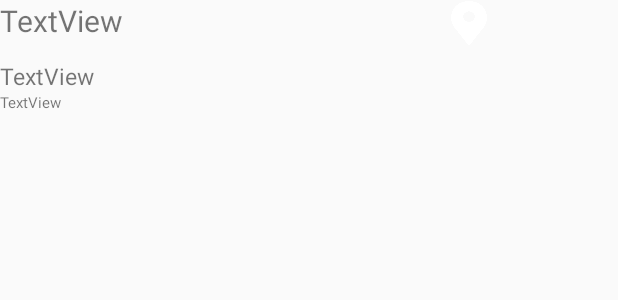
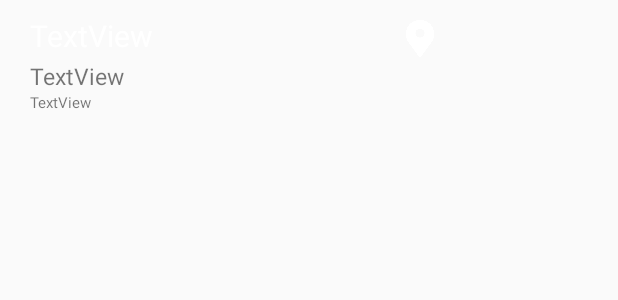
Before and after one commit to leehyojeong/DontSick, an Android app: the layout list_item.xml on its own in the app's theme, with its tools: preview values and no code run, on a phone screen of 412 x 824 dp. Shown: the top 300 px of the screen. Run offline under Robolectric (Android 15) with nearby library versions, the phone set to English and light mode, and no system bars.

Commit message:
디자인수정

```diff
--- a/app/src/main/java/com/example/hyoju/dontsick/SymptomActivity.java
+++ b/app/src/main/java/com/example/hyoju/dontsick/SymptomActivity.java
@@ -127,6 +127,7 @@
                 }
                 //key끝
             });
+            search.setText(null);
 
         }
     }
--- a/app/src/main/res/layout/activity_symptom.xml
+++ b/app/src/main/res/layout/activity_symptom.xml
@@ -25,9 +25,10 @@
 
     <ListView
         android:id="@id/myListView"
-        android:layout_width="290dp"
-        android:layout_height="wrap_content"
+        android:layout_width="330dp"
+        android:layout_height="417dp"
         android:layout_gravity="center"
-        android:layout_marginTop="30dp"></ListView>
+        android:layout_marginTop="25dp"
+        android:background="@drawable/result_back"></ListView>
 
 </LinearLayout>
--- a/app/src/main/res/layout/list_item.xml
+++ b/app/src/main/res/layout/list_item.xml
@@ -1,32 +1,38 @@
 <?xml version="1.0" encoding="utf-8"?>
 <LinearLayout
     xmlns:android="http://schemas.android.com/apk/res/android"
-    android:layout_width="match_parent"
+    android:layout_width="300dp"
     android:layout_height="75dp"
     android:orientation="vertical"
     >
 
 
     <LinearLayout
-    android:layout_width="wrap_content"
+        android:layout_width="match_parent"
         android:layout_height="40dp"
         android:orientation="horizontal">
+
         <TextView
             android:id="@+id/symptomName"
             android:layout_width="300dp"
             android:layout_height="wrap_content"
-        android:layout_weight="3"
+            android:layout_marginLeft="20dp"
+            android:layout_marginTop="10dp"
+            android:layout_weight="10"
             android:text="TextView"
-        android:textSize="20dp"
-        />
+            android:textColor="#fff"
+            android:textSize="20dp" />
+
         <Button
             android:id="@+id/hospitalButton"
             android:layout_width="25dp"
-        android:layout_height="30dp"
+            android:layout_height="25dp"
+            android:layout_marginRight="10dp"
+            android:layout_marginTop="10dp"
             android:layout_weight="1"
-        android:onClick="onClick"
+            android:background="@drawable/map"
             android:imeOptions="actionDone"
-        android:background="@drawable/map"/>
+            android:onClick="onClick" />
     </LinearLayout>
 
     <ScrollView
@@ -38,7 +44,8 @@
             android:layout_width="match_parent"
             android:layout_height="wrap_content"
             android:text="TextView"
-            android:textSize="15dp" />
+            android:textSize="15dp"
+            android:layout_marginLeft="20dp"/>
     </ScrollView>
 
     <TextView
@@ -46,7 +53,8 @@
         android:layout_width="match_parent"
         android:layout_height="wrap_content"
         android:text="TextView"
-        android:textSize="10dp"/>
+        android:textSize="10dp"
+        android:layout_marginLeft="20dp"/>
 
 
 </LinearLayout>
--- a/app/src/main/res/values/strings.xml
+++ b/app/src/main/res/values/strings.xml
@@ -1,3 +1,3 @@
 <resources>
-    <string name="app_name">DontSick</string>
+    <string name="app_name">아프지마</string>
 </resources>
--- a/app/src/main/res/values/styles.xml
+++ b/app/src/main/res/values/styles.xml
@@ -3,9 +3,9 @@
     <!-- Base application theme. -->
     <style name="AppTheme" parent="Theme.AppCompat.Light.DarkActionBar">
         <!-- Customize your theme here. -->
-        <item name="colorPrimary">@color/colorPrimary</item>
-        <item name="colorPrimaryDark">@color/colorPrimaryDark</item>
-        <item name="colorAccent">@color/colorAccent</item>
+        <item name="colorPrimary">#2293f8</item>
+        <item name="colorPrimaryDark">#2293f8</item>
+        <item name="colorAccent">#2293f8</item>
         <item name = "windowNoTitle">true</item>
     </style>
 
```
Also changed, not shown: app/src/main/res/drawable/result_back.png. Lines whose indentation alone changed are shown as unchanged.
